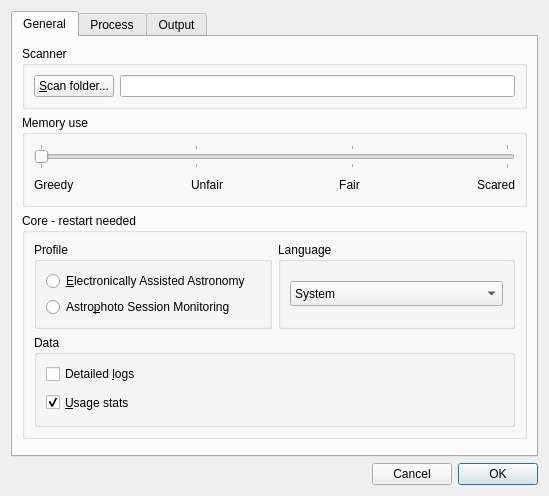
This is src/als/ui/prefs_ui.ui in deufrai/als as Qt 5 draws it before an edit. The edited form follows.
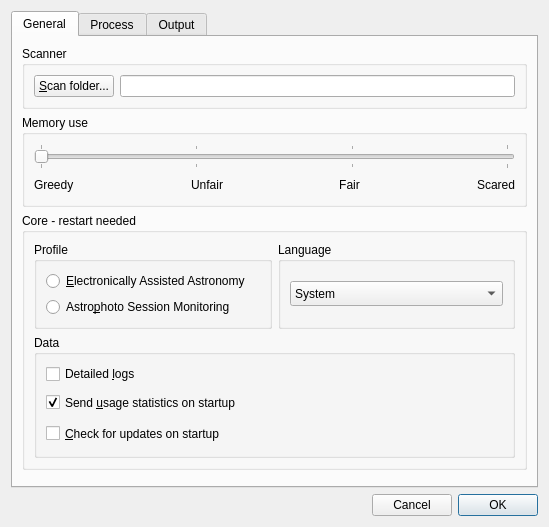
This is the edited form.

Commit message: first draft of check for updates

Diff of the .ui file:
```diff
--- a/src/als/ui/prefs_ui.ui
+++ b/src/als/ui/prefs_ui.ui
@@ -10,7 +10,7 @@
     <x>0</x>
     <y>0</y>
     <width>549</width>
-    <height>496</height>
+    <height>527</height>
    </rect>
   </property>
   <property name="minimumSize">
@@ -282,13 +282,26 @@
                 </size>
                </property>
                <property name="text">
-                <string>&amp;Usage stats</string>
+                <string>Send &amp;usage statistics on startup</string>
                </property>
                <property name="checked">
                 <bool>true</bool>
                </property>
               </widget>
              </item>
+             <item>
+              <widget class="QCheckBox" name="chk_updates_on_startup">
+               <property name="minimumSize">
+                <size>
+                 <width>0</width>
+                 <height>25</height>
+                </size>
+               </property>
+               <property name="text">
+                <string>&amp;Check for updates on startup</string>
+               </property>
+              </widget>
+             </item>
             </layout>
            </widget>
           </item>
```
Left out of the diff: 4 changed lines with no effect on the pictures. The commit also changes 18 other files.
